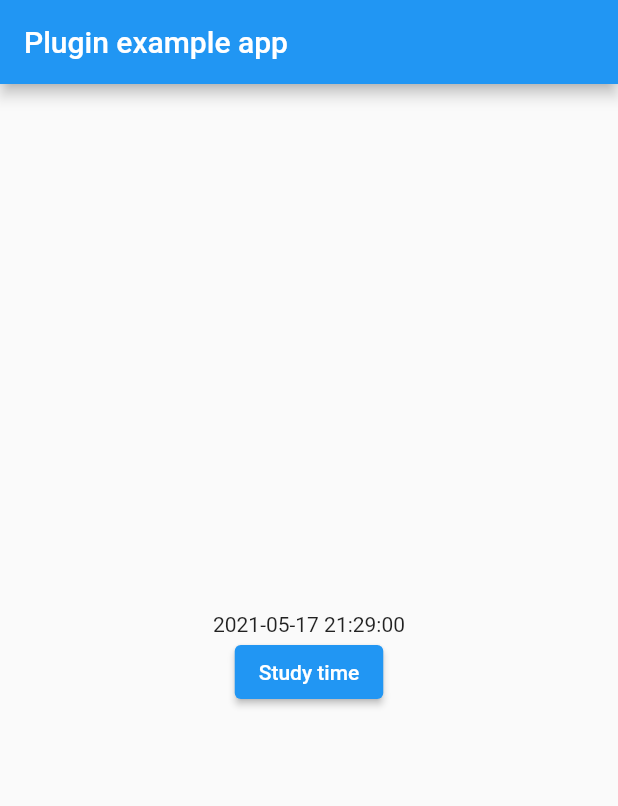
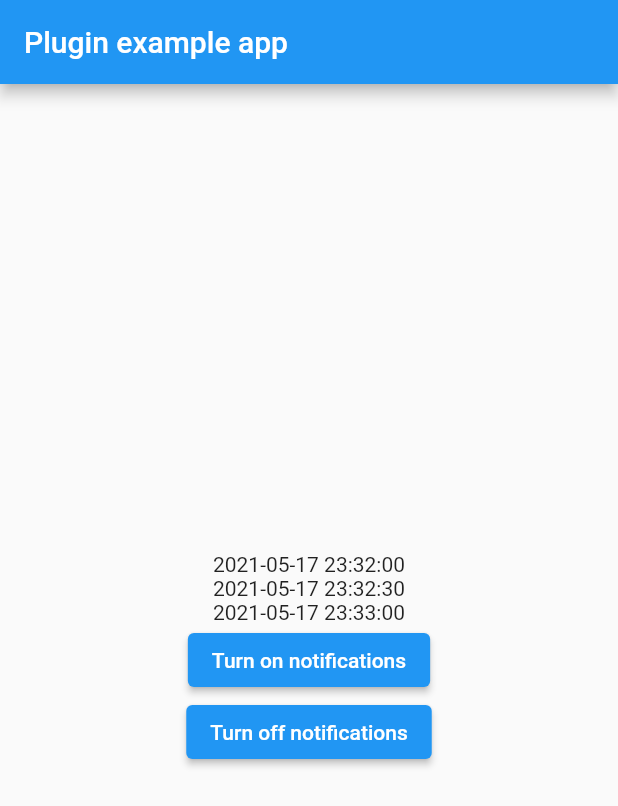
Before and after one commit to khanhdk0000/Study_Space, a Flutter app: the screen it shows after launch, on a phone screen of 412 x 824 dp. Shown: the top 806 px of the screen. Run offline on Flutter 3.47's test engine with Material 2 defaults, Android fonts, the phone set to English and light mode, and no system bars; our stand-ins replace flutter_local_notifications.

Commit message:
Multiple notificatión with Break
 - delete some unnecessary line.
 - add a break after each scheduled times.

```diff
--- a/local_notification/lib/main.dart
+++ b/local_notification/lib/main.dart
@@ -27,8 +27,14 @@ class _MyAppState extends State<MyApp> {
         onSelectNotification: onSelectNotification);
   }
 
-// Method 2
-  Future _showBreakNotification(DateTime time) async {
+  List<String> scheduleList = [
+    "2021-05-17 23:32:00",
+    "2021-05-17 23:32:30",
+    "2021-05-17 23:33:00"
+  ];
+
+  // BREAK NOTIFICATION
+  Future _showBreakNotification(String time, var i) async {
     var androidPlatformChannelSpecifics = new AndroidNotificationDetails(
       '1',
       'name',
@@ -40,9 +46,9 @@ class _MyAppState extends State<MyApp> {
     );
     var platformChannelSpecifics =
         new NotificationDetails(android: androidPlatformChannelSpecifics);
-    var scheduledTime = time.add(Duration(seconds: 10));
+    var scheduledTime = DateTime.parse(time).add(Duration(seconds: 10));
     await flutterLocalNotificationsPlugin.schedule(
-      2,
+      i,
       'Break rồiiiiiiiiiiiiiiiiiiiiiiiiiiiiii',
       'Giờ chời đến rồi giờ chơi đến rồi, đi chơi thôi',
       scheduledTime,
@@ -51,17 +57,12 @@ class _MyAppState extends State<MyApp> {
     );
   }
 
-  List<String> scheduleList = [
-    "2021-05-17 21:29:00",
-    "2021-05-17 21:29:30",
-    "2021-05-17 21:30:00"
-  ];
-// Method 3
+  // STUDY NOTIFICATION
   Future _showStudyNotification(List<String> scheduleList) async {
     var androidPlatformChannelSpecifics = new AndroidNotificationDetails(
       '2',
-      'your channel name',
-      'your channel description',
+      'name',
+      'description',
       sound: RawResourceAndroidNotificationSound('mysound'),
       playSound: true,
       importance: Importance.max,
@@ -69,17 +70,24 @@ class _MyAppState extends State<MyApp> {
     );
     var platformChannelSpecifics =
         new NotificationDetails(android: androidPlatformChannelSpecifics);
+    var priority = 0;
     for (var i = 0; i < 3; i++) {
-      print(i);
+      priority++;
       await flutterLocalNotificationsPlugin.schedule(
-        i,
+        priority,
         'Đi họccccccccccccccccccccc',
         'Êi bạn êi, vô học bạn êi!!',
         DateTime.parse(scheduleList[i]),
         platformChannelSpecifics,
         payload: '9h Thứ 3 học Computer Graphic, giờ lo làm homework đi',
       );
+      priority++;
+      _showBreakNotification(scheduleList[i], priority);
     }
+  }
+
+  Future _cancelAllNotifications() async {
+    await flutterLocalNotificationsPlugin.cancelAll();
   }
 
   @override
@@ -94,25 +102,14 @@ class _MyAppState extends State<MyApp> {
             mainAxisAlignment: MainAxisAlignment.center,
             mainAxisSize: MainAxisSize.max,
             children: <Widget>[
-              new SizedBox(height: 30.0),
-              // new DateTimeItem(
-              //     dateTime: DateTime.parse(scheduleList[0]),
-              //     onChanged: (value) {
-              //       setState(() {
-              //         DateTime.parse(scheduleList[0]) = value;
-              //       });
-              //     }),
-              Text(scheduleList[0]),
-              new ElevatedButton(
-                onPressed: () => [
-                  _showStudyNotification(scheduleList),
-                  // _showBreakNotification(scheduleList)
-                ],
-                child: new Text('Study time'),
+              for (var i in scheduleList) Text(i),
+              ElevatedButton(
+                onPressed: () => _showStudyNotification(scheduleList),
+                child: Text('Turn on notifications'),
               ),
-              new SizedBox(
-                height: 30.0,
-              ),
+              ElevatedButton(
+                  onPressed: _cancelAllNotifications,
+                  child: Text('Turn off notifications'))
             ],
           ),
         ),
```
